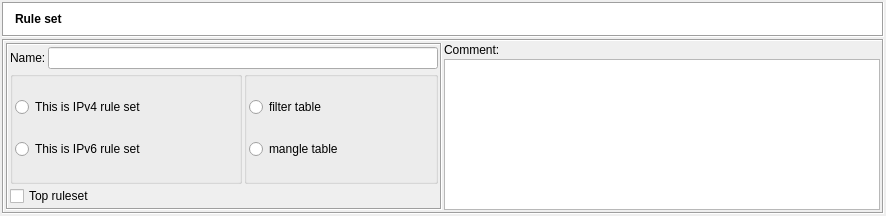
Old version of the form src/gui/rulesetdialog_q.ui in the repository fwbuilder/fwbuilder.
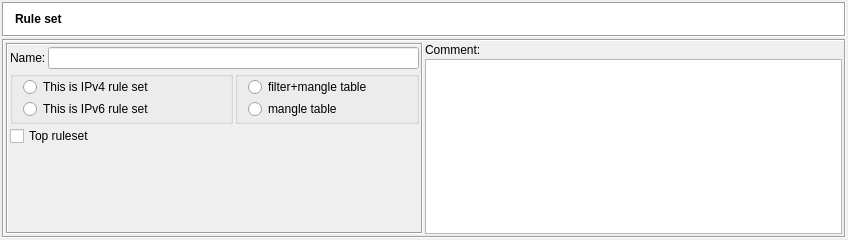
New version of the form. Icons and pictures are not drawn.

Commit message: added controls for ruleset dialog for iptables only

```diff
--- a/src/gui/rulesetdialog_q.ui
+++ b/src/gui/rulesetdialog_q.ui
@@ -8,8 +8,8 @@
    <rect>
     <x>0</x>
     <y>0</y>
-    <width>886</width>
-    <height>216</height>
+    <width>848</width>
+    <height>240</height>
    </rect>
   </property>
   <property name="windowTitle" >
@@ -216,7 +216,7 @@
              </property>
              <layout class="QGridLayout" name="gridLayout" >
               <property name="leftMargin" >
-               <number>2</number>
+               <number>10</number>
               </property>
               <property name="topMargin" >
                <number>0</number>
@@ -251,7 +251,7 @@
              </property>
              <layout class="QGridLayout" name="gridLayout_2" >
               <property name="leftMargin" >
-               <number>2</number>
+               <number>10</number>
               </property>
               <property name="topMargin" >
                <number>0</number>
@@ -265,7 +265,7 @@
               <item row="0" column="0" >
                <widget class="QRadioButton" name="ipt_filter_table" >
                 <property name="text" >
-                 <string>filter table</string>
+                 <string>filter+mangle table</string>
                 </property>
                </widget>
               </item>
@@ -286,6 +286,19 @@
              </property>
             </widget>
            </item>
+           <item row="3" column="1" >
+            <spacer name="verticalSpacer" >
+             <property name="orientation" >
+              <enum>Qt::Vertical</enum>
+             </property>
+             <property name="sizeHint" stdset="0" >
+              <size>
+               <width>20</width>
+               <height>13</height>
+              </size>
+             </property>
+            </spacer>
+           </item>
           </layout>
          </widget>
         </item>
```
